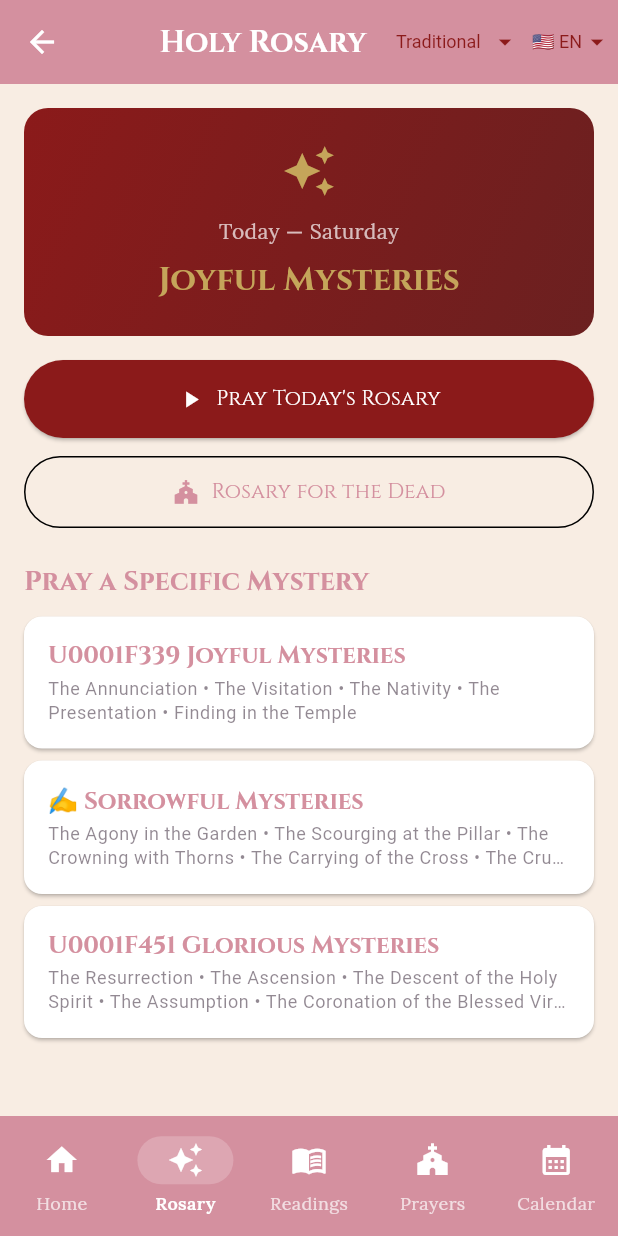
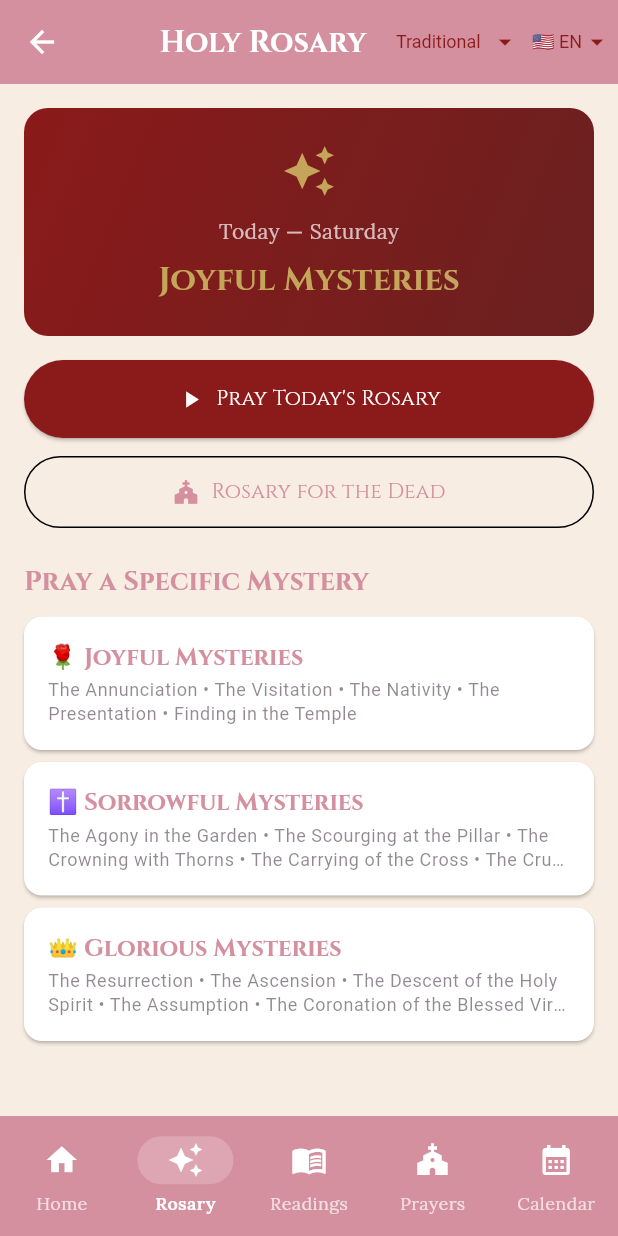
Before and after one commit to apontetechservices-hub/Fidelis, a Flutter app: the screen it shows after launch, item 2 of the bottom bar chosen, on a phone screen of 412 x 824 dp. Run offline on Flutter 3.47's test engine with Material 3 defaults, Android fonts, the light colour scheme and no system bars; our stand-ins replace flutter_local_notifications, flutter_timezone, shared_preferences, sqflite, timezone; accounts and stored records are empty; network calls fail.

Commit message:
Fix leaking unicode escapes in mystery tile titles - real emoji glyphs now (v1.4.13)

```diff
--- a/lib/config/app_strings.dart
+++ b/lib/config/app_strings.dart
@@ -304,10 +304,10 @@ class AppStrings {
     'lbl_ejaculatory': {'en': 'Ejaculatory Prayer — Decade {{n}}', 'es': 'Oración Ejaculatoria — Decena {{n}}'},
     'lbl_come_holy_spirit': {'en': 'Come, Holy Spirit', 'es': 'Ven, Espíritu Santo'},
     'act_of_contr_title': {'en': 'Act of Contrition', 'es': 'Acto de Contrición'},
-    'myst_set_joyful': {'en': '\U0001F339 Joyful Mysteries', 'es': '\U0001F339 Misterios Gozosos', 'la': '\U0001F339 Mysteria Gaudiosa'},
-    'myst_set_sorrowful': {'en': '\u270D\uFE0F Sorrowful Mysteries', 'es': '\u271D\uFE0F Misterios Dolorosos', 'la': 'Mysteria Dolorosa'},
-    'myst_set_glorious': {'en': '\U0001F451 Glorious Mysteries', 'es': '\U0001F451 Misterios Gloriosos', 'la': 'Mysteria Gloriosa'},
-    'myst_set_luminous': {'en': '\u2600\uFE0F Luminous Mysteries', 'es': '\u2600\uFE0F Misterios Luminosos', 'la': 'Mysteria Luminosa'},
+    'myst_set_joyful': {'en': '🌹 Joyful Mysteries', 'es': '🌹 Misterios Gozosos', 'la': '🌹 Mysteria Gaudiosa'},
+    'myst_set_sorrowful': {'en': '✝️ Sorrowful Mysteries', 'es': '\u271D\uFE0F Misterios Dolorosos', 'la': 'Mysteria Dolorosa'},
+    'myst_set_glorious': {'en': '👑 Glorious Mysteries', 'es': '👑 Misterios Gloriosos', 'la': 'Mysteria Gloriosa'},
+    'myst_set_luminous': {'en': '☀️ Luminous Mysteries', 'es': '☀️ Misterios Luminosos', 'la': 'Mysteria Luminosa'},
     'amen': {'en': 'Amen', 'es': 'Amén', 'la': 'Amen'},
     'leave': {'en': 'Leave', 'es': 'Salir'},
     'resume_rosary': {'en': 'Resume Rosary', 'es': 'Retomar el Rosario', 'la': 'Repete Rosarium'},
--- a/pubspec.yaml
+++ b/pubspec.yaml
@@ -16,7 +16,7 @@ publish_to: 'none' # Remove this line if you wish to publish to pub.dev
 # https://developer.apple.com/library/archive/documentation/General/Reference/InfoPlistKeyReference/Articles/CoreFoundationKeys.html
 # In Windows, build-name is used as the major, minor, and patch parts
 # of the product and file versions while build-number is used as the build suffix.
-version: 1.4.12+27
+version: 1.4.13+28
 
 environment:
   sdk: ^3.11.4
```
